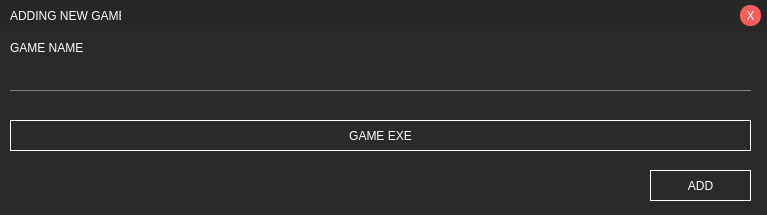
First picture: the form in newgame.ui, repository illud/crono, before the edit.
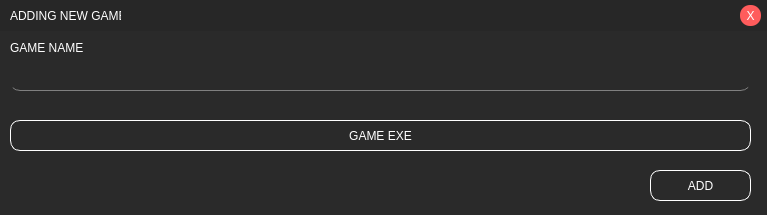
Second picture: the form after the edit.

The edit to the form file:
```diff
--- a/newgame.ui
+++ b/newgame.ui
@@ -30,7 +30,8 @@
 font: 900 9pt &quot;Arial Black&quot;;
 color: rgb(255, 255, 255);
 border-bottom-width: 1px;
-border-color: none none gray none;</string>
+border-color: none none gray none;
+border-radius: 10px;</string>
    </property>
   </widget>
   <widget class="QPushButton" name="searchGameExeBtn">
@@ -52,6 +53,7 @@
         border: 1px;
 	border-color: rgb(255, 255, 255);
 	border-style: outset;
+border-radius: 10px;
 }
 
 QPushButton#searchGameExeBtn:hover{ 
@@ -96,6 +98,7 @@
     border: 1px;
 	border-color: rgb(255, 255, 255);
 	border-style: outset;
+border-radius: 10px;
 }
 
 QPushButton#addBtn:hover{ 
```
Left out of the diff: 2 changed lines with no effect on the pictures.
